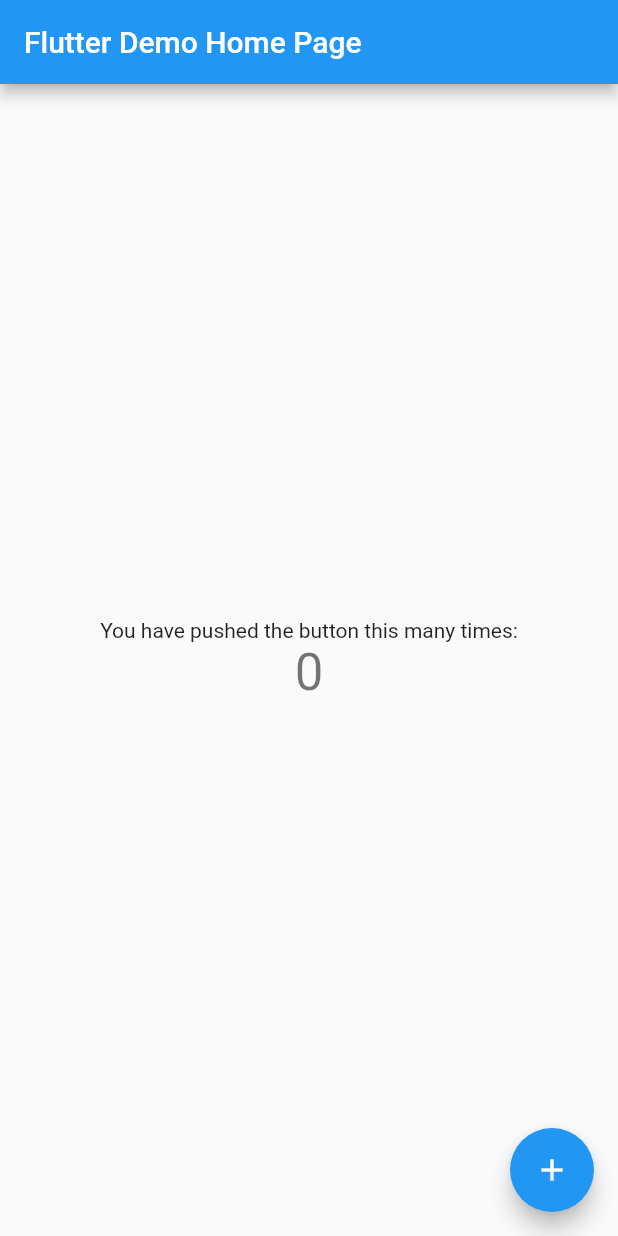
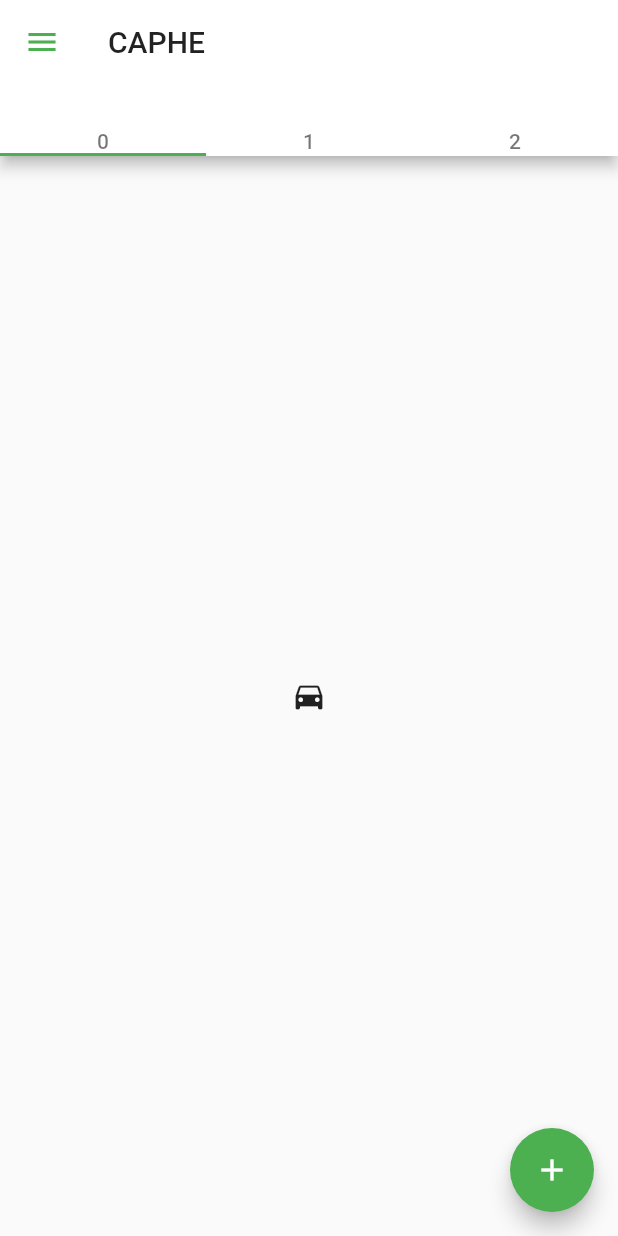
Before and after one commit to aldrinjao/caphe_0, a Flutter app: the screen it shows after launch, on a phone screen of 412 x 824 dp. Run offline on Flutter 3.47's test engine with Material 2 defaults, Android fonts, the phone set to English and light mode, and no system bars.

Commit message:
Added tabbar, floating action button, and drawer

```diff
--- a/lib/main.dart
+++ b/lib/main.dart
@@ -1,111 +1,17 @@
 import 'package:flutter/material.dart';
+import 'screens/home.dart';
 
 void main() => runApp(MyApp());
 
 class MyApp extends StatelessWidget {
-  // This widget is the root of your application.
   @override
   Widget build(BuildContext context) {
     return MaterialApp(
       title: 'Flutter Demo',
       theme: ThemeData(
-        // This is the theme of your application.
-        //
-        // Try running your application with "flutter run". You'll see the
-        // application has a blue toolbar. Then, without quitting the app, try
-        // changing the primarySwatch below to Colors.green and then invoke
-        // "hot reload" (press "r" in the console where you ran "flutter run",
-        // or simply save your changes to "hot reload" in a Flutter IDE).
-        // Notice that the counter didn't reset back to zero; the application
-        // is not restarted.
-        primarySwatch: Colors.blue,
+        primarySwatch: Colors.green,
       ),
-      home: MyHomePage(title: 'Flutter Demo Home Page'),
+      home: HomeScreen(),
     );
   }
 }
-
-class MyHomePage extends StatefulWidget {
-  MyHomePage({Key key, this.title}) : super(key: key);
-
-  // This widget is the home page of your application. It is stateful, meaning
-  // that it has a State object (defined below) that contains fields that affect
-  // how it looks.
-
-  // This class is the configuration for the state. It holds the values (in this
-  // case the title) provided by the parent (in this case the App widget) and
-  // used by the build method of the State. Fields in a Widget subclass are
-  // always marked "final".
-
-  final String title;
-
-  @override
-  _MyHomePageState createState() => _MyHomePageState();
-}
-
-class _MyHomePageState extends State<MyHomePage> {
-  int _counter = 0;
-
-  void _incrementCounter() {
-    setState(() {
-      // This call to setState tells the Flutter framework that something has
-      // changed in this State, which causes it to rerun the build method below
-      // so that the display can reflect the updated values. If we changed
-      // _counter without calling setState(), then the build method would not be
-      // called again, and so nothing would appear to happen.
-      _counter++;
-    });
-  }
-
-  @override
-  Widget build(BuildContext context) {
-    // This method is rerun every time setState is called, for instance as done
-    // by the _incrementCounter method above.
-    //
-    // The Flutter framework has been optimized to make rerunning build methods
-    // fast, so that you can just rebuild anything that needs updating rather
-    // than having to individually change instances of widgets.
-    return Scaffold(
-      appBar: AppBar(
-        // Here we take the value from the MyHomePage object that was created by
-        // the App.build method, and use it to set our appbar title.
-        title: Text(widget.title),
-      ),
-      body: Center(
-        // Center is a layout widget. It takes a single child and positions it
-        // in the middle of the parent.
-        child: Column(
-          // Column is also layout widget. It takes a list of children and
-          // arranges them vertically. By default, it sizes itself to fit its
-          // children horizontally, and tries to be as tall as its parent.
-          //
-          // Invoke "debug painting" (press "p" in the console, choose the
-          // "Toggle Debug Paint" action from the Flutter Inspector in Android
-          // Studio, or the "Toggle Debug Paint" command in Visual Studio Code)
-          // to see the wireframe for each widget.
-          //
-          // Column has various properties to control how it sizes itself and
-          // how it positions its children. Here we use mainAxisAlignment to
-          // center the children vertically; the main axis here is the vertical
-          // axis because Columns are vertical (the cross axis would be
-          // horizontal).
-          mainAxisAlignment: MainAxisAlignment.center,
-          children: <Widget>[
-            Text(
-              'You have pushed the button this many times:',
-            ),
-            Text(
-              '$_counter',
-              style: Theme.of(context).textTheme.display1,
-            ),
-          ],
-        ),
-      ),
-      floatingActionButton: FloatingActionButton(
-        onPressed: _incrementCounter,
-        tooltip: 'Increment',
-        child: Icon(Icons.add),
-      ), // This trailing comma makes auto-formatting nicer for build methods.
-    );
-  }
-}
--- /dev/null
+++ b/lib/screens/home.dart
@@ -0,0 +1,78 @@
+import 'package:flutter/material.dart';
+
+class HomeScreen extends StatefulWidget {
+  @override
+  _HomeScreenState createState() => _HomeScreenState();
+}
+
+class _HomeScreenState extends State<HomeScreen> {
+  @override
+  Widget build(BuildContext context) {
+    return DefaultTabController(
+      length: 3,
+      child: Scaffold(
+        drawer: Drawer(
+          // Add a ListView to the drawer. This ensures the user can scroll
+          // through the options in the Drawer if there isn't enough vertical
+          // space to fit everything.
+          child: ListView(
+            // Important: Remove any padding from the ListView.
+            padding: EdgeInsets.zero,
+            children: <Widget>[
+              DrawerHeader(
+                child: Text('Drawer Header'),
+                decoration: BoxDecoration(
+                  color: Colors.green,
+                ),
+              ),
+              ListTile(
+                title: Text('Item 1'),
+                onTap: () {
+                  // Update the state of the app
+                  // ...
+                  // Then close the drawer
+                  Navigator.pop(context);
+
+                },
+              ),
+              ListTile(
+                title: Text('Item 2'),
+                onTap: () {
+                  // Update the state of the app
+                  // ...
+                  // Then close the drawer
+                  Navigator.pop(context);
+                },
+              ),
+            ],
+          ),
+        ),
+        appBar: AppBar(
+          title: Text(
+            "CAPHE",
+            style: Theme.of(context).textTheme.title,
+          ),
+          iconTheme: IconThemeData(color: Colors.green),
+          backgroundColor: Colors.white,
+          bottom: TabBar(
+            tabs: List.generate(3, (index) {
+              return new Text("$index",
+                  style: TextStyle(color: Colors.black54));
+            }),
+          ),
+        ),
+        body: TabBarView(
+          children: [
+            Icon(Icons.directions_car),
+            Icon(Icons.directions_transit),
+            Icon(Icons.directions_bike),
+          ],
+        ),
+        floatingActionButton: FloatingActionButton(
+          onPressed: null,
+          child: Icon(Icons.add),
+        ),
+      ),
+    );
+  }
+}
```
Also changed, not shown: 1 other file.
